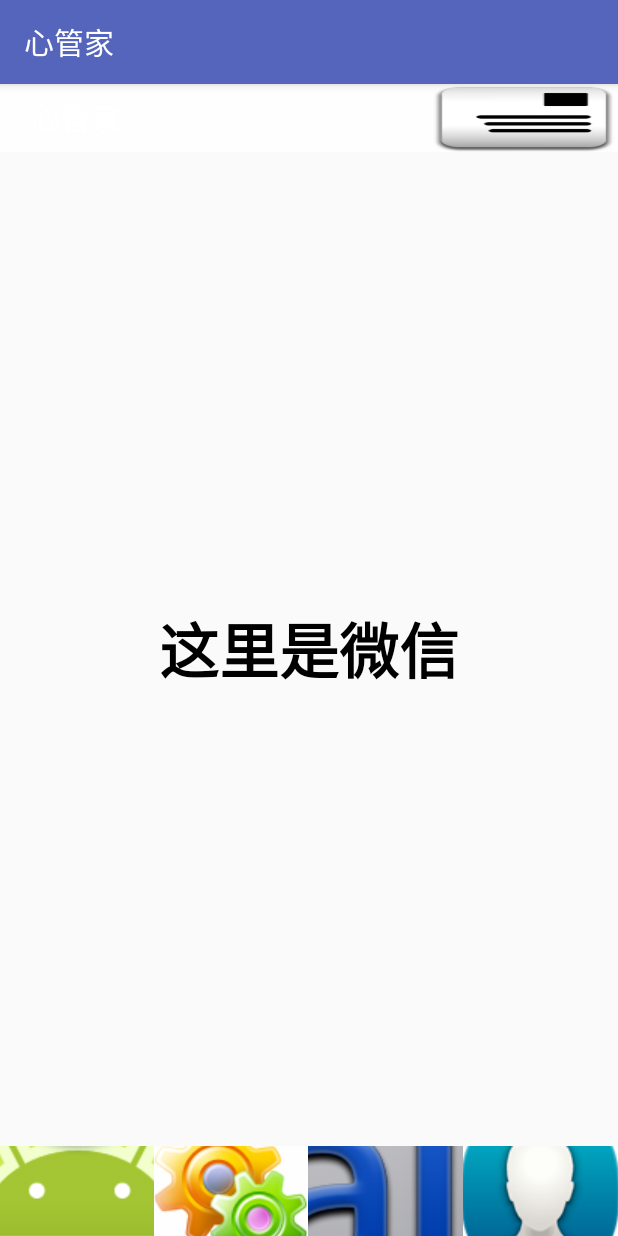
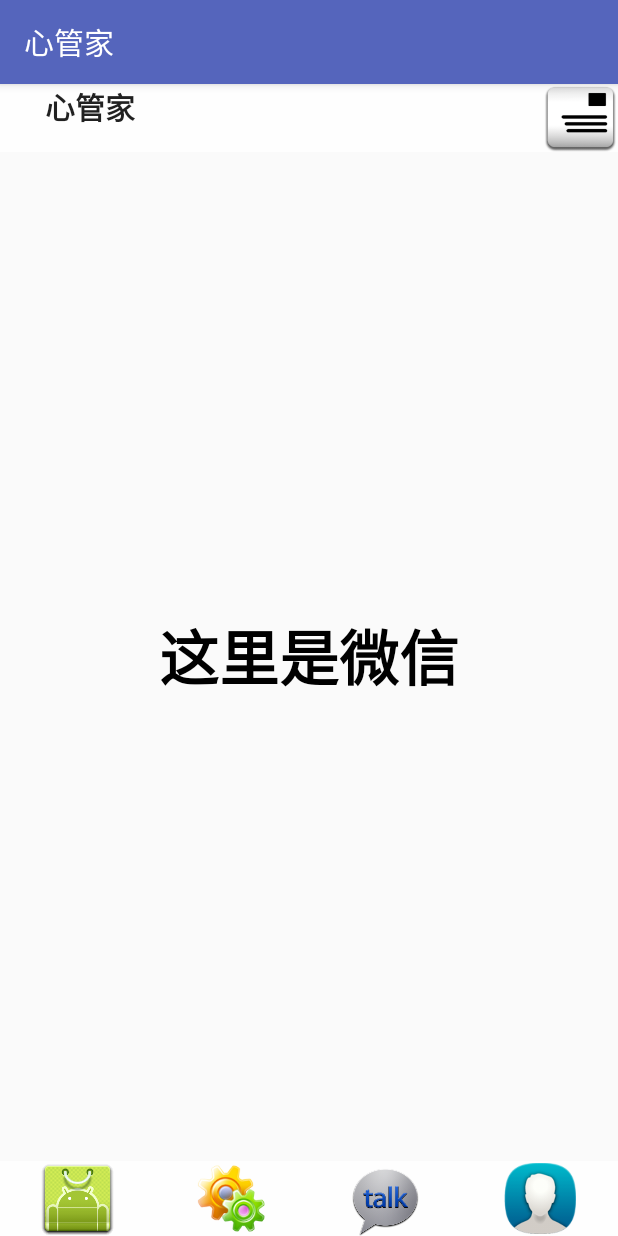
Before and after one commit to jackGWY/XinZangApp, an Android app: the homepageActivity screen opened directly, with no data from a screen before it, on a phone screen of 412 x 824 dp. Run offline under Robolectric (Android 15) with nearby library versions, the phone set to English and light mode, and no system bars.

Commit message:
完美解决了图片大小问题“

```diff
--- a/app/src/main/res/layout/activity_homepage.xml
+++ b/app/src/main/res/layout/activity_homepage.xml
@@ -12,7 +12,6 @@
         android:layout_height="0dp"
         android:layout_weight="1" >
     </android.support.v4.view.ViewPager>
-    "
 
     <include layout="@layout/bottom_layout" />
 
--- a/app/src/main/res/layout/bottom_layout.xml
+++ b/app/src/main/res/layout/bottom_layout.xml
@@ -1,7 +1,7 @@
 <?xml version="1.0" encoding="utf-8"?>
 <LinearLayout xmlns:android="http://schemas.android.com/apk/res/android"
     android:layout_width="match_parent"
-    android:layout_height="60dp"
+    android:layout_height="50dp"
     android:background="#deffffff"
     android:orientation="horizontal" >
 
@@ -19,6 +19,7 @@
             android:layout_height="wrap_content"
             android:background="#00000000"
             android:clickable="false"
+            android:scaleType="centerInside"
             android:src="@drawable/android" />
 
         <TextView
@@ -41,6 +42,7 @@
             android:layout_width="wrap_content"
             android:layout_height="wrap_content"
             android:background="#00000000"
+            android:scaleType="centerInside"
             android:clickable="false"
             android:src="@drawable/shezhi" />
 
@@ -64,6 +66,7 @@
             android:layout_width="wrap_content"
             android:layout_height="wrap_content"
             android:background="#00000000"
+            android:scaleType="centerInside"
             android:clickable="false"
             android:src="@drawable/talk" />
 
@@ -87,6 +90,7 @@
             android:layout_width="wrap_content"
             android:layout_height="wrap_content"
             android:background="#00000000"
+            android:scaleType="centerInside"
             android:clickable="false"
             android:src="@drawable/me" />
 
--- a/app/src/main/res/layout/top_layout.xml
+++ b/app/src/main/res/layout/top_layout.xml
@@ -4,19 +4,19 @@
     android:layout_height="45dp"
     android:background="#deffffff" >
     <TextView
-        android:layout_width="wrap_content"
-        android:layout_height="wrap_content"
-        android:layout_marginLeft="20dp"
+        android:layout_width="100dp"
+        android:layout_height="50dp"
+        android:layout_marginLeft="30dp"
         android:text="心管家"
         android:layout_centerVertical="true"
-        android:textColor="#ffffff"
+        android:textColor="#de000000"
         android:textSize="20sp"
         android:textStyle="bold"
         />
     <ImageButton
         android:id="@+id/top_add"
-        android:layout_width="wrap_content"
-        android:layout_height="wrap_content"
+        android:layout_width="50dp"
+        android:layout_height="50dp"
         android:background="@drawable/add"
         android:layout_centerVertical="true"
         android:layout_alignParentRight="true"
```
